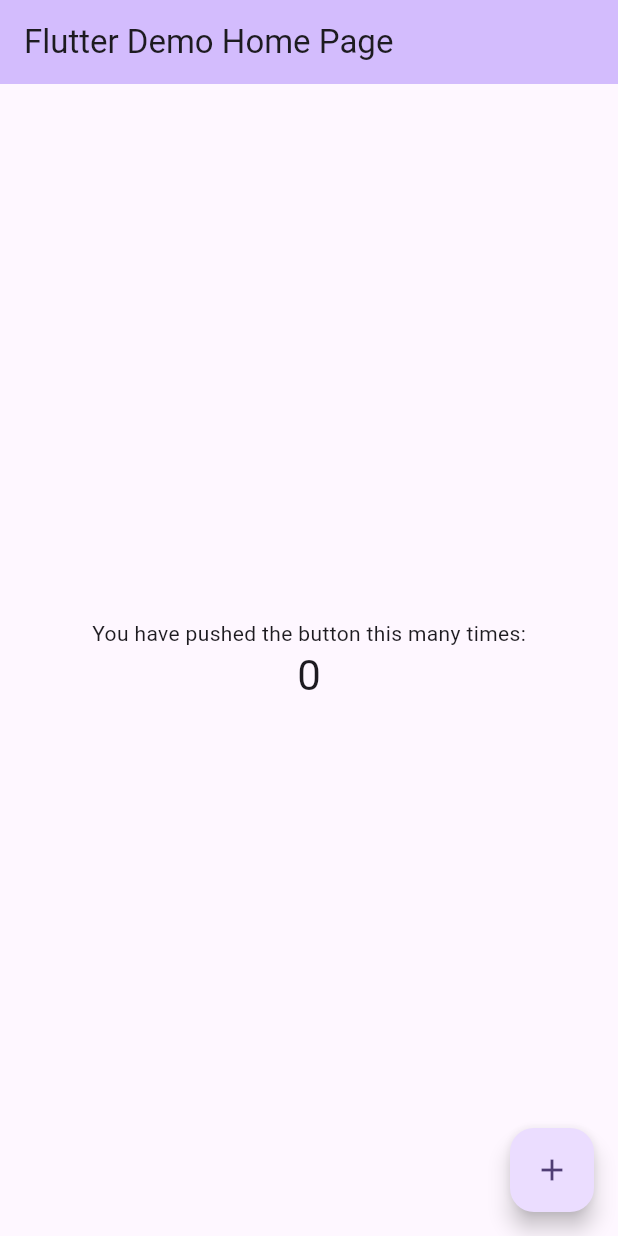
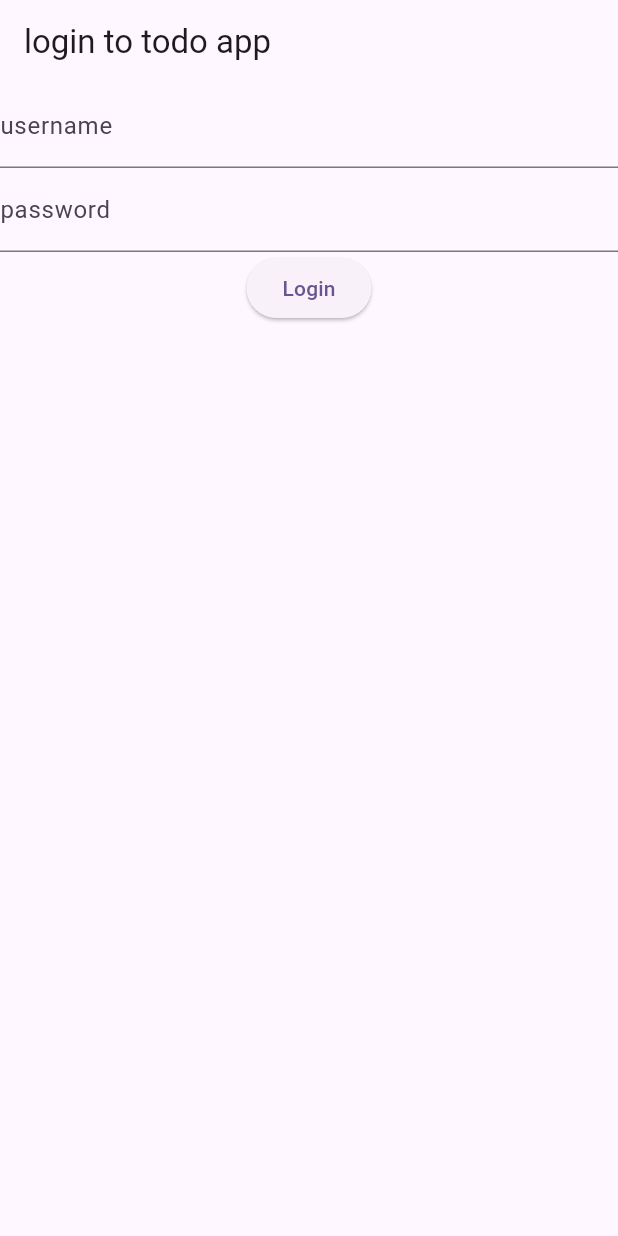
Before and after one commit to alibeigi95/todo_app_with_hive_and_bloc, a Flutter app: the screen it shows after launch, on a phone screen of 412 x 824 dp. Run offline on Flutter 3.47's test engine with Material 2 defaults, Android fonts, the light colour scheme and no system bars; our stand-ins replace bloc, equatable, flutter_bloc, hive, hive_flutter; accounts and stored records are empty; generated files the repository leaves out were written again.

Commit message:
add  login page and todo List view

```diff
--- /dev/null
+++ b/lib/home/bloc/home_bloc.dart
@@ -0,0 +1,30 @@
+
+import 'package:flutter_bloc/flutter_bloc.dart';
+import 'package:todo_app_with_hive_and_bloc/home/bloc/home_event.dart';
+import 'package:todo_app_with_hive_and_bloc/home/bloc/home_state.dart';
+import 'package:todo_app_with_hive_and_bloc/services/todo.dart';
+
+import '../../services/authentication.dart';
+
+class HomeBloc extends Bloc<HomeEvent, HomeState> {
+  final AuthenticationService _auth;
+  final TodoService _todo;
+
+  HomeBloc(this._auth, this._todo) : super(RegisteringServicesState()) {
+    on<LoginEvent>((event, emitter) async {
+      final user = await _auth.authenticateUser(event.username, event.password);
+      if (user != null) {
+        emit(SuccessfulLoginState(username: user));
+        emit(HomeInitial());
+      }
+    });
+
+    on<RegisterServicesEvent>(
+      (event, emit) async {
+        await _auth.init();
+        await _todo.init();
+        emit(const HomeInitial());
+      },
+    );
+  }
+}
--- /dev/null
+++ b/lib/home/bloc/home_event.dart
@@ -0,0 +1,22 @@
+import 'package:equatable/equatable.dart';
+
+abstract class HomeEvent extends Equatable {
+  const HomeEvent();
+}
+
+class LoginEvent extends HomeEvent {
+  final String username;
+  final String password;
+
+  const LoginEvent({required this.username, required this.password});
+
+  @override
+  List<Object?> get props => [username, password];
+}
+
+class RegisterServicesEvent extends HomeEvent {
+  @override
+
+  List<Object?> get props => [];
+
+}
--- /dev/null
+++ b/lib/home/bloc/home_state.dart
@@ -0,0 +1,26 @@
+import 'package:equatable/equatable.dart';
+
+abstract class HomeState extends Equatable {
+  const HomeState();
+}
+
+class HomeInitial extends HomeState {
+  const HomeInitial();
+
+  @override
+  List<Object?> get props => [];
+}
+
+class SuccessfulLoginState extends HomeState {
+  final String username;
+
+  const SuccessfulLoginState({required this.username});
+
+  @override
+  List<Object?> get props => [username];
+}
+
+class RegisteringServicesState extends HomeState {
+  @override
+  List<Object?> get props =>[];
+}
--- /dev/null
+++ b/lib/home/home.dart
@@ -0,0 +1,64 @@
+import 'package:flutter/material.dart';
+import 'package:flutter_bloc/flutter_bloc.dart';
+import 'package:todo_app_with_hive_and_bloc/home/bloc/home_bloc.dart';
+import 'package:todo_app_with_hive_and_bloc/home/bloc/home_event.dart';
+import 'package:todo_app_with_hive_and_bloc/home/bloc/home_state.dart';
+import 'package:todo_app_with_hive_and_bloc/services/authentication.dart';
+import 'package:todo_app_with_hive_and_bloc/services/todo.dart';
+import 'package:todo_app_with_hive_and_bloc/todos/todos.dart';
+
+class HomePage extends StatelessWidget {
+  HomePage({super.key});
+
+  final userNameTextController = TextEditingController();
+  final passWordTextController = TextEditingController();
+
+  @override
+  Widget build(BuildContext context) => Scaffold(
+        appBar: AppBar(title: const Text('login to todo app')),
+        body: BlocProvider(
+          create: (context) => HomeBloc(
+            RepositoryProvider.of<AuthenticationService>(context),
+            RepositoryProvider.of<TodoService>(context),
+          )..add(RegisterServicesEvent()),
+          child: BlocConsumer<HomeBloc, HomeState>(
+            listener: (context, state) {
+              if (state is SuccessfulLoginState) {
+                Navigator.of(context).push(
+                  MaterialPageRoute(
+                    builder: (context) => TodosPage(username: state.username),
+                  ),
+                );
+              }
+            },
+            builder: (context, state) {
+              if (state is HomeInitial) {
+                return Column(
+                  children: [
+                    TextField(
+                      decoration: const InputDecoration(labelText: 'username'),
+                      controller: userNameTextController,
+                    ),
+                    TextField(
+                      obscureText: true,
+                      decoration: const InputDecoration(labelText: 'password'),
+                      controller: passWordTextController,
+                    ),
+                    ElevatedButton(
+                      onPressed: () => BlocProvider.of<HomeBloc>(context).add(
+                        LoginEvent(
+                          username: userNameTextController.text,
+                          password: passWordTextController.text,
+                        ),
+                      ),
+                      child: const Text('Login'),
+                    )
+                  ],
+                );
+              }
+              return Container();
+            },
+          ),
+        ),
+      );
+}
--- a/lib/main.dart
+++ b/lib/main.dart
@@ -1,125 +1,35 @@
 import 'package:flutter/material.dart';
+import 'package:flutter_bloc/flutter_bloc.dart';
+import 'package:hive_flutter/adapters.dart';
+import 'package:todo_app_with_hive_and_bloc/home/home.dart';
+import 'package:todo_app_with_hive_and_bloc/services/authentication.dart';
+import 'package:todo_app_with_hive_and_bloc/services/todo.dart';
 
-void main() {
+Future<void> main() async {
+  await Hive.initFlutter();
   runApp(const MyApp());
 }
 
 class MyApp extends StatelessWidget {
   const MyApp({super.key});
 
-  // This widget is the root of your application.
   @override
-  Widget build(BuildContext context) {
-    return MaterialApp(
+  Widget build(BuildContext context) => MultiRepositoryProvider(
+        providers: [
+          RepositoryProvider(
+            create: (context) => AuthenticationService(),
+          ),
+          RepositoryProvider(
+            create: (context) => TodoService(),
+          ),
+        ],
+        child: MaterialApp(
           title: 'Flutter Demo',
           theme: ThemeData(
-        // This is the theme of your application.
-        //
-        // TRY THIS: Try running your application with "flutter run". You'll see
-        // the application has a blue toolbar. Then, without quitting the app,
-        // try changing the seedColor in the colorScheme below to Colors.green
-        // and then invoke "hot reload" (save your changes or press the "hot
-        // reload" button in a Flutter-supported IDE, or press "r" if you used
-        // the command line to start the app).
-        //
-        // Notice that the counter didn't reset back to zero; the application
-        // state is not lost during the reload. To reset the state, use hot
-        // restart instead.
-        //
-        // This works for code too, not just values: Most code changes can be
-        // tested with just a hot reload.
             colorScheme: ColorScheme.fromSeed(seedColor: Colors.deepPurple),
             useMaterial3: true,
           ),
-      home: const MyHomePage(title: 'Flutter Demo Home Page'),
+          home: HomePage(),
+        ),
       );
 }
-}
-
-class MyHomePage extends StatefulWidget {
-  const MyHomePage({super.key, required this.title});
-
-  // This widget is the home page of your application. It is stateful, meaning
-  // that it has a State object (defined below) that contains fields that affect
-  // how it looks.
-
-  // This class is the configuration for the state. It holds the values (in this
-  // case the title) provided by the parent (in this case the App widget) and
-  // used by the build method of the State. Fields in a Widget subclass are
-  // always marked "final".
-
-  final String title;
-
-  @override
-  State<MyHomePage> createState() => _MyHomePageState();
-}
-
-class _MyHomePageState extends State<MyHomePage> {
-  int _counter = 0;
-
-  void _incrementCounter() {
-    setState(() {
-      // This call to setState tells the Flutter framework that something has
-      // changed in this State, which causes it to rerun the build method below
-      // so that the display can reflect the updated values. If we changed
-      // _counter without calling setState(), then the build method would not be
-      // called again, and so nothing would appear to happen.
-      _counter++;
-    });
-  }
-
-  @override
-  Widget build(BuildContext context) {
-    // This method is rerun every time setState is called, for instance as done
-    // by the _incrementCounter method above.
-    //
-    // The Flutter framework has been optimized to make rerunning build methods
-    // fast, so that you can just rebuild anything that needs updating rather
-    // than having to individually change instances of widgets.
-    return Scaffold(
-      appBar: AppBar(
-        // TRY THIS: Try changing the color here to a specific color (to
-        // Colors.amber, perhaps?) and trigger a hot reload to see the AppBar
-        // change color while the other colors stay the same.
-        backgroundColor: Theme.of(context).colorScheme.inversePrimary,
-        // Here we take the value from the MyHomePage object that was created by
-        // the App.build method, and use it to set our appbar title.
-        title: Text(widget.title),
-      ),
-      body: Center(
-        // Center is a layout widget. It takes a single child and positions it
-        // in the middle of the parent.
-        child: Column(
-          // Column is also a layout widget. It takes a list of children and
-          // arranges them vertically. By default, it sizes itself to fit its
-          // children horizontally, and tries to be as tall as its parent.
-          //
-          // Column has various properties to control how it sizes itself and
-          // how it positions its children. Here we use mainAxisAlignment to
-          // center the children vertically; the main axis here is the vertical
-          // axis because Columns are vertical (the cross axis would be
-          // horizontal).
-          //
-          // TRY THIS: Invoke "debug painting" (choose the "Toggle Debug Paint"
-          // action in the IDE, or press "p" in the console), to see the
-          // wireframe for each widget.
-          mainAxisAlignment: MainAxisAlignment.center,
-          children: <Widget>[
-            const Text(
-              'You have pushed the button this many times:',
-            ),
-            Text(
-              '$_counter',
-              style: Theme.of(context).textTheme.headlineMedium,
-            ),
-          ],
-        ),
-      ),
-      floatingActionButton: FloatingActionButton(
-        onPressed: _incrementCounter,
-        tooltip: 'Increment',
-        child: const Icon(Icons.add),
-      ), // This trailing comma makes auto-formatting nicer for build methods.
-    );
-  }
-}
--- /dev/null
+++ b/lib/model/task.dart
@@ -0,0 +1,15 @@
+import 'package:hive/hive.dart';
+
+part 'task.g.dart';
+
+@HiveType(typeId: 2)
+class Task  extends HiveObject{
+  @HiveField(0)
+  final String user;
+  @HiveField(1)
+  final String task;
+  @HiveField(2)
+  final bool completed;
+
+  Task({required this.user, required this.task, required this.completed});
+}
--- /dev/null
+++ b/lib/model/user.dart
@@ -0,0 +1,13 @@
+import 'package:hive/hive.dart';
+
+part 'user.g.dart';
+
+@HiveType(typeId: 1)
+class User extends HiveObject {
+  @HiveField(0)
+  final String username;
+  @HiveField(1)
+  final String password;
+
+  User({required this.username, required this.password});
+}
--- /dev/null
+++ b/lib/services/authentication.dart
@@ -0,0 +1,26 @@
+import 'package:hive/hive.dart';
+import 'package:todo_app_with_hive_and_bloc/model/user.dart';
+
+class AuthenticationService {
+  late Box<User> _users;
+
+  Future<void> init() async {
+    Hive.registerAdapter(UserAdapter());
+    _users = await Hive.openBox('usersBox');
+
+    await _users.clear();
+    await _users.add(User(username: 'ali', password: '123456'));
+    await _users.add(User(username: 'ghb', password: '654321'));
+  }
+
+  Future<String?> authenticateUser(
+      final String username, final String password) async {
+    final success = await _users.values
+        .any((e) => e.username == username && e.password == password);
+    if (success) {
+      return username;
+    } else {
+      return null;
+    }
+  }
+}
--- /dev/null
+++ b/lib/services/todo.dart
@@ -0,0 +1,44 @@
+import 'package:hive/hive.dart';
+import 'package:todo_app_with_hive_and_bloc/model/task.dart';
+
+class TodoService {
+  late Box<Task> _tasks;
+
+  Future<void> init() async {
+    Hive.registerAdapter(TaskAdapter());
+    _tasks = await Hive.openBox('tasks');
+
+     await _tasks.clear();
+   await _tasks.add(Task(user: 'ali', task: 'this is a test', completed: true));
+   await _tasks.add(Task(user: 'ali2', task: 'this is a test2', completed: false));
+  }
+
+  List<Task> getTasks(final String username) {
+    final tasks = _tasks.values.where((e) => e.user == username);
+    return tasks.toList();
+  }
+
+  void addTask(final String task, final String username) {
+    _tasks.add(Task(user: username, task: task, completed: false));
+  }
+
+  Future<void> removeTask(final String task, final String username) async {
+    final taskToRemove =
+        _tasks.values.firstWhere((e) => e.task == task && e.user == username);
+    await taskToRemove.delete();
+  }
+
+  Future<void> updateTask(final String task, final String username,
+      {final bool? completed}) async {
+    final taskToEdit =
+        _tasks.values.firstWhere((e) => e.user == username && e.task == task);
+    final index = taskToEdit.key as int;
+    await _tasks.put(
+        index,
+        Task(
+          user: username,
+          task: task,
+          completed: completed ?? taskToEdit.completed,
+        ));
+  }
+}
--- /dev/null
+++ b/lib/todos/bloc/todos_event.dart
@@ -0,0 +1,16 @@
+part of 'todos_bloc.dart';
+
+abstract class TodosEvent extends Equatable {
+  const TodosEvent();
+}
+
+class LoadTodosEvent extends TodosEvent {
+  final String username;
+
+  const LoadTodosEvent({required this.username});
+
+  @override
+  // TODO: implement props
+  List<Object?> get props => [username];
+
+}
--- a/pubspec.yaml
+++ b/pubspec.yaml
@@ -31,6 +31,7 @@ dependencies:
   flutter_bloc:
   hive:
   hive_flutter:
+  equatable:
   flutter:
     sdk: flutter
 
```
Also changed, not shown: lib/todos/bloc/todos_bloc.dart (added, +19 -0 lines), lib/todos/bloc/todos_state.dart (added, +20 -0 lines), lib/todos/todos.dart (added, +45 -0 lines), pubspec.lock. Lines whose indentation alone changed are shown as unchanged.
